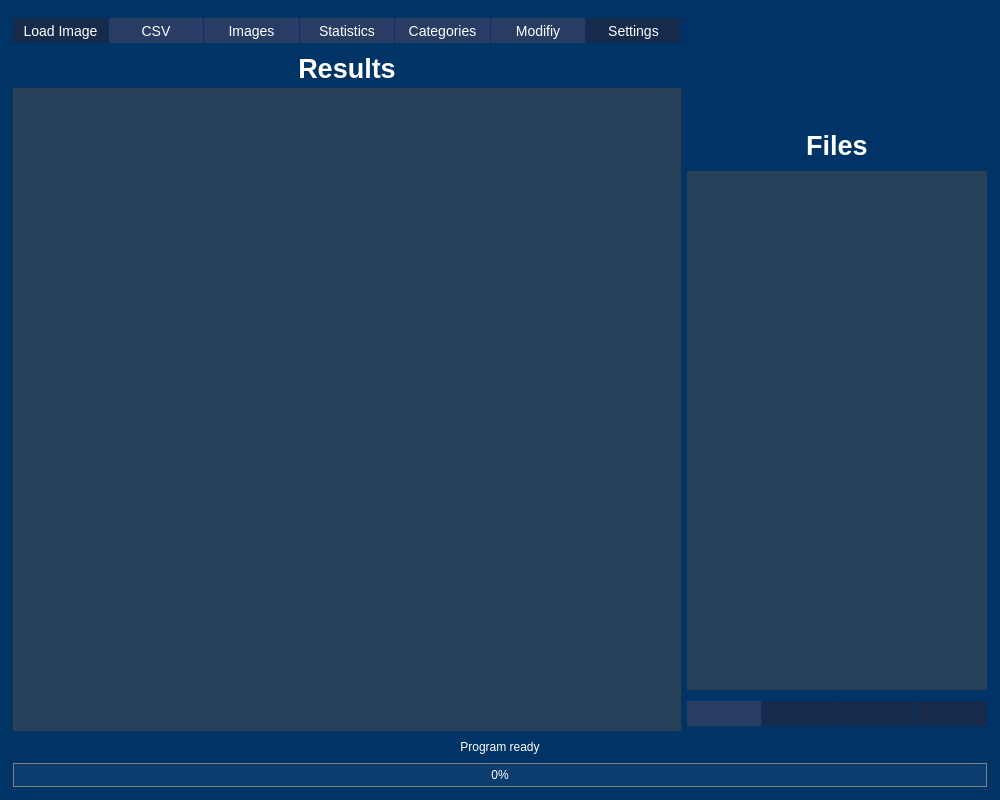
This is Nucleus/gui/nucdetect.ui in SilMon/NucDetect as Qt 5 draws it before an edit. The edited form follows.
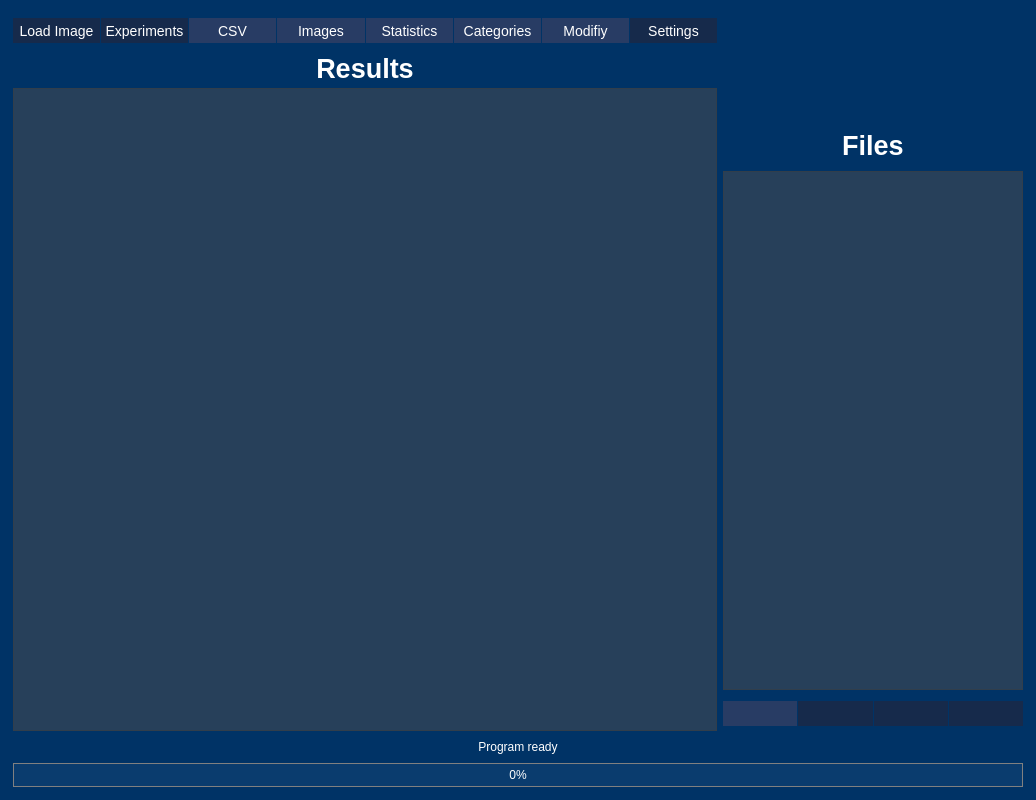
This is the edited form. Icons and pictures are not drawn.

```diff
--- a/Nucleus/gui/nucdetect.ui
+++ b/Nucleus/gui/nucdetect.ui
@@ -6,7 +6,7 @@
    <rect>
     <x>0</x>
     <y>0</y>
-    <width>1000</width>
+    <width>1036</width>
     <height>800</height>
    </rect>
   </property>
@@ -127,6 +127,13 @@
             </property>
            </widget>
           </item>
+          <item>
+           <widget class="QPushButton" name="btn_experiments">
+            <property name="text">
+             <string>Experiments</string>
+            </property>
+           </widget>
+          </item>
           <item>
            <widget class="QPushButton" name="btn_save">
             <property name="enabled">
@@ -252,7 +259,7 @@
          <widget class="QTableView" name="table_results">
           <property name="minimumSize">
            <size>
-            <width>550</width>
+            <width>700</width>
             <height>0</height>
            </size>
           </property>
```
